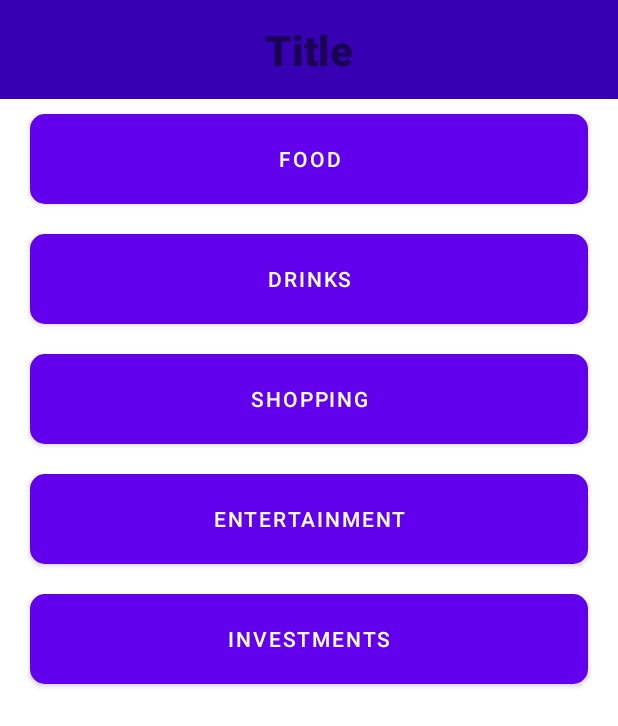
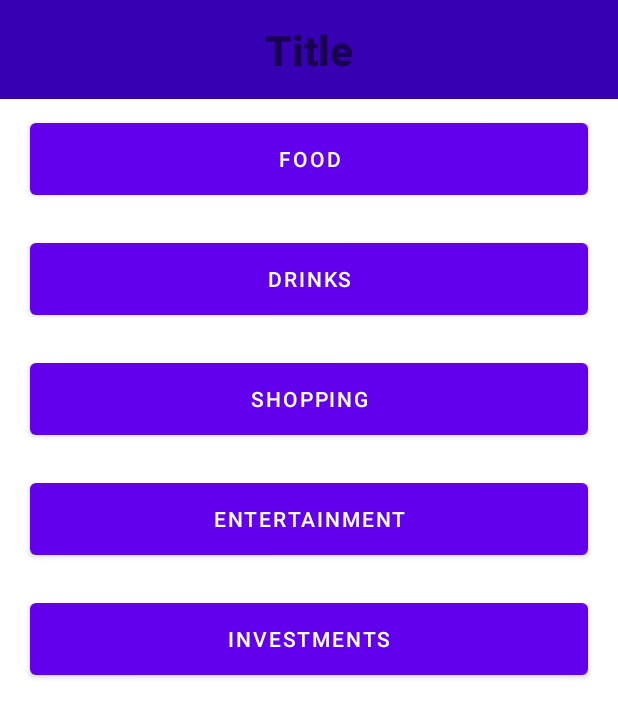
Before and after one commit to acmauth/MobileDevelopment-ExpensesTracker, an Android app: the layout categories_activity.xml on its own in the app's theme, with its tools: preview values and no code run, on a phone screen of 412 x 824 dp. Shown: the top 726 px of the screen. Run offline under Robolectric (Android 15) with nearby library versions, the phone set to English and light mode, and no system bars.

Commit message:
Changes and minor fixes on Constantinos pull-request

```diff
--- a/ExpensesTracker/app/src/main/res/drawable/rounded_button.xml
+++ /dev/null
@@ -1,6 +0,0 @@
-<?xml version="1.0" encoding="utf-8"?>
-<shape xmlns:android="http://schemas.android.com/apk/res/android"
-    android:shape="rectangle" android:padding="10dp">
-    <solid android:color="@color/teal_700"/>
-    <corners android:radius="10dp"/>
-</shape>
--- a/ExpensesTracker/app/src/main/res/layout/categories_activity.xml
+++ b/ExpensesTracker/app/src/main/res/layout/categories_activity.xml
@@ -2,6 +2,7 @@
 <androidx.constraintlayout.widget.ConstraintLayout
     xmlns:android="http://schemas.android.com/apk/res/android"
     xmlns:app="http://schemas.android.com/apk/res-auto"
+    xmlns:tools="http://schemas.android.com/tools"
     android:layout_width="match_parent"
     android:layout_height="match_parent"
     android:orientation="vertical"
@@ -19,27 +20,13 @@
         app:layout_constraintStart_toStartOf="parent"
         app:layout_constraintTop_toTopOf="parent" />
 
-    <ScrollView
+    <include
+        layout="@layout/categories"
         android:layout_width="match_parent"
-        android:layout_height="0dp"
-        android:layout_weight="1"
-        app:layout_constraintBottom_toBottomOf="parent"
+        android:layout_height="wrap_content"
         app:layout_constraintEnd_toEndOf="parent"
+        app:layout_constraintHorizontal_bias="0.0"
         app:layout_constraintStart_toStartOf="parent"
-        app:layout_constraintTop_toBottomOf="@+id/include3">
-
-        <LinearLayout
-            android:id="@+id/categories_scrollView"
-            android:layout_width="match_parent"
-            android:layout_height="wrap_content"
-            android:orientation="vertical">
-
-            <include
-                layout="@layout/category"
-                android:layout_height="wrap_content"
-                android:layout_width="match_parent"/>
-
-        </LinearLayout>
-    </ScrollView>
+        app:layout_constraintTop_toBottomOf="@+id/include3" />
 
 </androidx.constraintlayout.widget.ConstraintLayout>
--- a/ExpensesTracker/app/src/main/res/values/styles.xml
+++ b/ExpensesTracker/app/src/main/res/values/styles.xml
@@ -16,7 +16,6 @@
         <item name="android:layout_marginRight">20dp</item>
         <item name="android:layout_marginTop">10dp</item>
         <item name="android:layout_marginBottom">10dp</item>
-        <item name="android:background">@drawable/rounded_button</item>
     </style>
 
     <!-- Style of TextViews in total_spend_activity-->
```
Also changed, not shown: ExpensesTracker/app/src/main/res/layout/categories.xml (renamed from ExpensesTracker/app/src/main/res/layout/category.xml).
